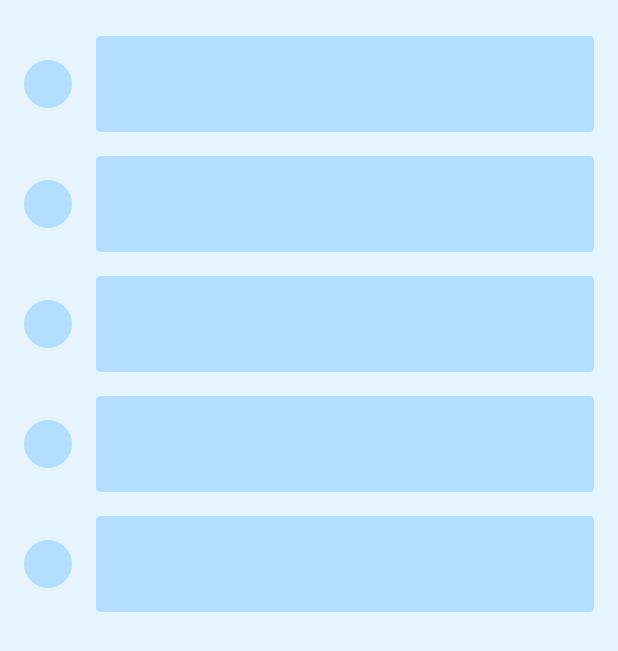
After one commit to grigorashpavel/Walking, an Android app: the layout history_shimmer.xml on its own in the app's theme, with its tools: preview values and no code run, on a phone screen of 412 x 824 dp. The commit adds this screen. Shown: the top 651 px of the screen. Run offline under Robolectric (Android 15) with nearby library versions, the phone set to English and light mode, and no system bars.

```diff
--- a/common/src/main/kotlin/ru/pasha/common/pattern/BindingFragment.kt
+++ b/common/src/main/kotlin/ru/pasha/common/pattern/BindingFragment.kt
@@ -65,7 +65,7 @@ abstract class BindingFragment<VB : ViewBinding> : NavigationProvider, Fragment(
         super.onDestroyView()
         isFragmentViewDestroyed = true
 
-        animators.forEach { it.cancel() }
+//        animators.forEach { it.cancel() }
         animators.clear()
     }
 
@@ -117,6 +117,7 @@ abstract class BindingFragment<VB : ViewBinding> : NavigationProvider, Fragment(
         }
     }
 
+    @Suppress("UnusedPrivateMember")
     private fun applyColorSchemeWithInsets() {
         activity?.window?.statusBarColor = resources.getColor(R.color.walking_app_night_500)
         activity?.window?.clearFlags(WindowManager.LayoutParams.FLAG_TRANSLUCENT_NAVIGATION)
--- a/feature-history/src/main/kotlin/ru/pasha/feature/history/internal/data/HistoryLocalManager.kt
+++ b/feature-history/src/main/kotlin/ru/pasha/feature/history/internal/data/HistoryLocalManager.kt
@@ -45,7 +45,7 @@ internal class HistoryLocalManager @Inject constructor(
 
     suspend fun loadDataFromFile(fileName: String): Result<Route> = withContext(Dispatchers.IO) {
         try {
-            val file = File(context.filesDir, "$fileName.json")
+            val file = File(context.filesDir, fileName)
             if (!file.exists()) throw FileNotFoundException("File $fileName not found")
 
             val jsonString = file.readText()
--- /dev/null
+++ b/feature-history/src/main/res/layout/history_shimmer.xml
@@ -0,0 +1,140 @@
+<?xml version="1.0" encoding="utf-8"?>
+<ru.pasha.common.ShimmerFrameLayout xmlns:android="http://schemas.android.com/apk/res/android"
+    xmlns:app="http://schemas.android.com/apk/res-auto"
+    android:layout_width="match_parent"
+    android:layout_height="match_parent"
+    android:paddingTop="16dp"
+    android:background="?attr/walking_app_color_default_0">
+
+    <androidx.constraintlayout.widget.ConstraintLayout
+        android:layout_width="match_parent"
+        android:layout_height="match_parent">
+
+        <ru.pasha.common.ShimmerView
+            android:id="@+id/iconShimmer1"
+            android:layout_width="32dp"
+            android:layout_height="32dp"
+            android:layout_marginHorizontal="16dp"
+            app:cornerRadius="32dp"
+            app:layout_constraintBottom_toBottomOf="@id/textShimmer1"
+            app:layout_constraintStart_toStartOf="parent"
+            app:layout_constraintTop_toTopOf="@id/textShimmer1"
+            app:shapeType="circle"
+            app:shimmerColor="?attr/walking_app_color_default_100" />
+
+        <ru.pasha.common.ShimmerView
+            android:id="@+id/textShimmer1"
+            android:layout_width="0dp"
+            android:layout_height="64dp"
+            android:layout_marginVertical="8dp"
+            android:layout_marginHorizontal="16dp"
+            app:cornerRadius="2dp"
+            app:layout_constraintEnd_toEndOf="parent"
+            app:layout_constraintStart_toEndOf="@id/iconShimmer1"
+            app:layout_constraintTop_toTopOf="parent"
+            app:shapeType="rectangle"
+            app:shimmerColor="?attr/walking_app_color_default_100" />
+
+        <ru.pasha.common.ShimmerView
+            android:id="@+id/iconShimmer2"
+            android:layout_width="32dp"
+            android:layout_height="32dp"
+            android:layout_marginHorizontal="16dp"
+            app:cornerRadius="32dp"
+            app:layout_constraintBottom_toBottomOf="@id/textShimmer2"
+            app:layout_constraintStart_toStartOf="parent"
+            app:layout_constraintTop_toTopOf="@id/textShimmer2"
+            app:shapeType="circle"
+            app:shimmerColor="?attr/walking_app_color_default_100" />
+
+        <ru.pasha.common.ShimmerView
+            android:id="@+id/textShimmer2"
+            android:layout_width="0dp"
+            android:layout_height="64dp"
+            android:layout_marginVertical="16dp"
+            android:layout_marginHorizontal="16dp"
+            app:cornerRadius="2dp"
+            app:layout_constraintEnd_toEndOf="parent"
+            app:layout_constraintStart_toEndOf="@id/iconShimmer2"
+            app:layout_constraintTop_toBottomOf="@id/textShimmer1"
+            app:shapeType="rectangle"
+            app:shimmerColor="?attr/walking_app_color_default_100" />
+
+        <ru.pasha.common.ShimmerView
+            android:id="@+id/iconShimmer3"
+            android:layout_width="32dp"
+            android:layout_height="32dp"
+            android:layout_marginHorizontal="16dp"
+            app:cornerRadius="32dp"
+            app:layout_constraintBottom_toBottomOf="@id/textShimmer3"
+            app:layout_constraintStart_toStartOf="parent"
+            app:layout_constraintTop_toTopOf="@id/textShimmer3"
+            app:shapeType="circle"
+            app:shimmerColor="?attr/walking_app_color_default_100" />
+
+        <ru.pasha.common.ShimmerView
+            android:id="@+id/textShimmer3"
+            android:layout_width="0dp"
+            android:layout_height="64dp"
+            android:layout_marginVertical="16dp"
+            android:layout_marginHorizontal="16dp"
+            app:cornerRadius="2dp"
+            app:layout_constraintEnd_toEndOf="parent"
+            app:layout_constraintStart_toEndOf="@id/iconShimmer3"
+            app:layout_constraintTop_toBottomOf="@id/textShimmer2"
+            app:shapeType="rectangle"
+            app:shimmerColor="?attr/walking_app_color_default_100" />
+
+        <ru.pasha.common.ShimmerView
+            android:id="@+id/iconShimmer4"
+            android:layout_width="32dp"
+            android:layout_height="32dp"
+            android:layout_marginHorizontal="16dp"
+            app:cornerRadius="32dp"
+            app:layout_constraintBottom_toBottomOf="@id/textShimmer4"
+            app:layout_constraintStart_toStartOf="parent"
+            app:layout_constraintTop_toTopOf="@id/textShimmer4"
+            app:shapeType="circle"
+            app:shimmerColor="?attr/walking_app_color_default_100" />
+
+        <ru.pasha.common.ShimmerView
+            android:id="@+id/textShimmer4"
+            android:layout_width="0dp"
+            android:layout_height="64dp"
+            android:layout_marginVertical="16dp"
+            android:layout_marginHorizontal="16dp"
+            app:cornerRadius="2dp"
+            app:layout_constraintEnd_toEndOf="parent"
+            app:layout_constraintStart_toEndOf="@id/iconShimmer4"
+            app:layout_constraintTop_toBottomOf="@id/textShimmer3"
+            app:shapeType="rectangle"
+            app:shimmerColor="?attr/walking_app_color_default_100" />
+
+        <ru.pasha.common.ShimmerView
+            android:id="@+id/iconShimmer5"
+            android:layout_width="32dp"
+            android:layout_height="32dp"
+            android:layout_marginHorizontal="16dp"
+            app:cornerRadius="32dp"
+            app:layout_constraintBottom_toBottomOf="@id/textShimmer5"
+            app:layout_constraintStart_toStartOf="parent"
+            app:layout_constraintTop_toTopOf="@id/textShimmer5"
+            app:shapeType="circle"
+            app:shimmerColor="?attr/walking_app_color_default_100" />
+
+        <ru.pasha.common.ShimmerView
+            android:id="@+id/textShimmer5"
+            android:layout_width="0dp"
+            android:layout_height="64dp"
+            android:layout_marginVertical="16dp"
+            android:layout_marginHorizontal="16dp"
+            app:cornerRadius="2dp"
+            app:layout_constraintEnd_toEndOf="parent"
+            app:layout_constraintStart_toEndOf="@id/iconShimmer5"
+            app:shapeType="rectangle"
+            app:layout_constraintTop_toBottomOf="@id/textShimmer4"
+            app:shimmerColor="?attr/walking_app_color_default_100" />
+
+    </androidx.constraintlayout.widget.ConstraintLayout>
+
+</ru.pasha.common.ShimmerFrameLayout>
--- a/feature-home/src/main/kotlin/ru/pasha/feature/home/internal/presentation/HomeFragment.kt
+++ b/feature-home/src/main/kotlin/ru/pasha/feature/home/internal/presentation/HomeFragment.kt
@@ -280,6 +280,6 @@ internal class HomeFragment @Inject constructor(
         const val ACTIVE_ALPHA = 1f
         const val INACTIVE_ALPHA = 0.5f
 
-        const val SHIMMER_HIDING_DURATION = 1000L
+        const val SHIMMER_HIDING_DURATION = 2000L
     }
 }
--- a/feature-home/src/main/kotlin/ru/pasha/feature/home/internal/view/HomeBottomSheetView.kt
+++ b/feature-home/src/main/kotlin/ru/pasha/feature/home/internal/view/HomeBottomSheetView.kt
@@ -76,7 +76,6 @@ internal class HomeBottomSheetView @JvmOverloads constructor(
 
         binding.homeMarkersPreviewRecyclerView.isVisible = hasMarker && !hasRoute
         binding.homeMarkersRecyclerView.isVisible = hasMarker && !hasRoute
-
         binding.homeRemoveMarkersButton.isVisible = hasMarker && !hasRoute
 
         horizontalAdapter?.updateItems(state.markers, forceUpdate = false)
@@ -88,6 +87,7 @@ internal class HomeBottomSheetView @JvmOverloads constructor(
             binding.homeRouteLengthTitle.setText(
                 "Длинна маршрута: ${String.format("%.2f", state.route.length)} м."
             )
+            binding.homeRouteLengthTitle.isVisible = true
         } else {
             binding.homeRouteLengthTitle.isVisible = false
             binding.homeRouteLengthTitle.setText("")
--- a/feature-home/src/main/kotlin/ru/pasha/feature/home/internal/view/TopPanelBehaviour.kt
+++ b/feature-home/src/main/kotlin/ru/pasha/feature/home/internal/view/TopPanelBehaviour.kt
@@ -3,7 +3,6 @@ package ru.pasha.feature.home.internal.view
 import android.animation.Animator
 import android.animation.ValueAnimator
 import android.content.Context
-import android.os.Parcelable
 import android.util.AttributeSet
 import android.view.View
 import androidx.coordinatorlayout.widget.CoordinatorLayout
@@ -44,8 +43,8 @@ internal class TopPanelBehaviour(
             initialHeight = newHeight
 
 //            if (showing == true) {
-                child.layoutParams.height = newHeight.coerceAtLeast(0)
-                child.requestLayout()
+            child.layoutParams.height = newHeight.coerceAtLeast(0)
+            child.requestLayout()
 //            }
         }
         return true
```
Also changed, not shown: common/src/main/kotlin/ru/pasha/common/views/BaseRecyclerView.kt (+7 -1 lines), feature-history/src/main/kotlin/ru/pasha/feature/history/internal/presentation/HistoryAdapter.kt (+56 -2 lines), feature-history/src/main/kotlin/ru/pasha/feature/history/internal/presentation/HistoryFragment.kt (+25 -0 lines), feature-history/src/main/kotlin/ru/pasha/feature/history/internal/presentation/HistoryMapper.kt (+19 -2 lines), feature-history/src/main/kotlin/ru/pasha/feature/history/internal/presentation/HistoryViewModel.kt (+8 -4 lines), feature-history/src/main/res/layout/history_fragment.xml (+17 -0 lines), feature-history/src/main/res/layout/history_item.xml (+14 -0 lines), feature-map/src/main/kotlin/ru/pasha/feature/map/internal/presentation/MapViewModel.kt (+5 -2 lines).
